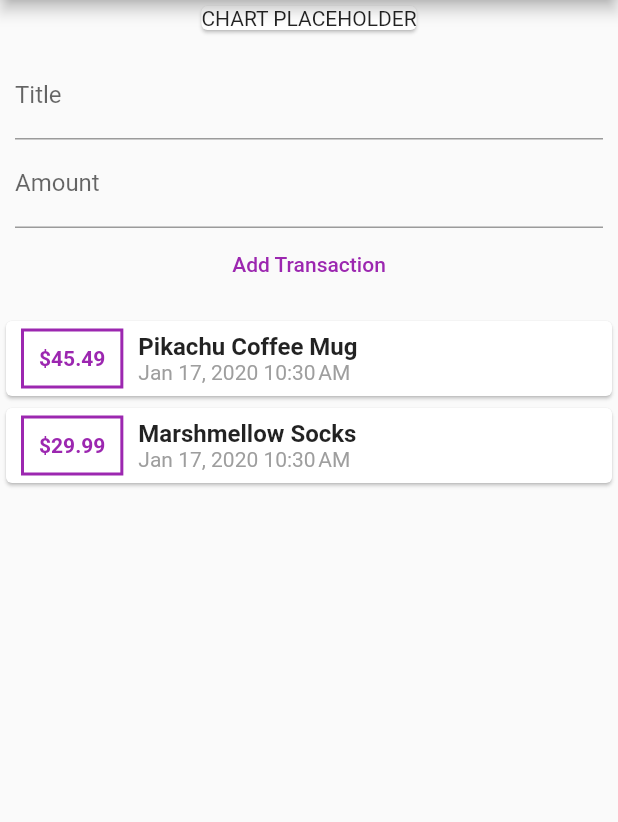
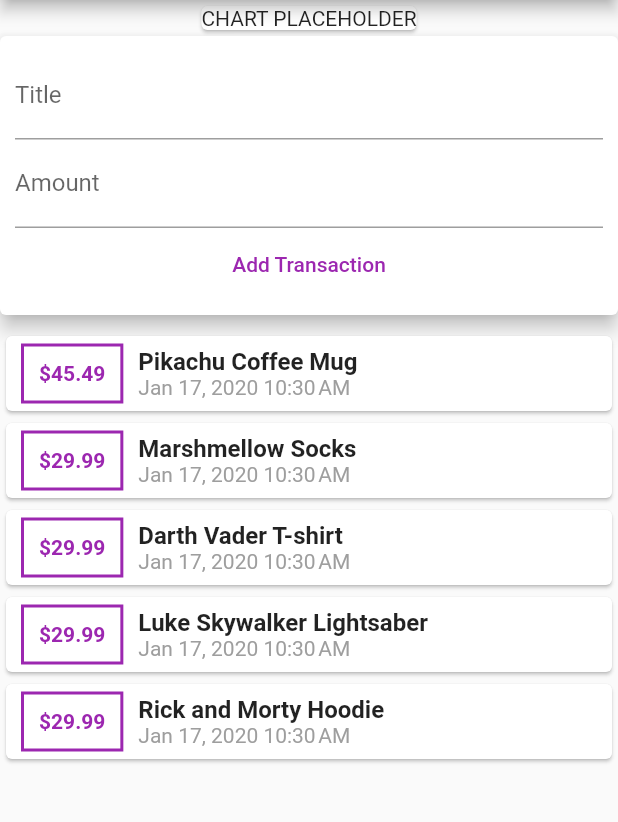
Before and after one commit to hawkeng/flutter-learning, a Flutter app: the screen it shows after launch, on a phone screen of 412 x 824 dp, the part 84-906 px from its top. Run offline on Flutter 3.47's test engine with Material 2 defaults, Android fonts, the phone set to English and light mode, and no system bars.

Commit message:
Add better layout and scrollable list

```diff
--- a/expense_planner/lib/main.dart
+++ b/expense_planner/lib/main.dart
@@ -31,6 +31,24 @@ class _HomePageState extends State<HomePage> {
       title: "Marshmellow Socks",
       amount: 29.99,
       date: DateTime.now(),
+    ),
+    Transaction(
+      id: "3",
+      title: "Darth Vader T-shirt",
+      amount: 29.99,
+      date: DateTime.now(),
+    ),
+    Transaction(
+      id: "4",
+      title: "Luke Skywalker Lightsaber",
+      amount: 29.99,
+      date: DateTime.now(),
+    ),
+    Transaction(
+      id: "5",
+      title: "Rick and Morty Hoodie",
+      amount: 29.99,
+      date: DateTime.now(),
     )
   ];
 
@@ -54,13 +72,20 @@ class _HomePageState extends State<HomePage> {
         body: Column(
           children: <Widget>[
             Card(child: Text('CHART PLACEHOLDER')),
-            TransactionForm(
-              onSave: addTransaction,
+            Card(
+              child: TransactionForm(
+                onSave: addTransaction,
+              ),
+              elevation: 5,
+              margin: EdgeInsets.only(bottom: 10),
             ),
-            Column(
-              children: _transactions.map((transaction) {
-                return TransactionItem(transaction);
-              }).toList(),
+            Expanded(
+              // height: 300,
+              flex: 1,
+              child: ListView.builder(
+                itemCount: _transactions.length,
+                itemBuilder: (ctx, i) => TransactionItem(_transactions[i]),
+              ),
             )
           ],
         ));
```
